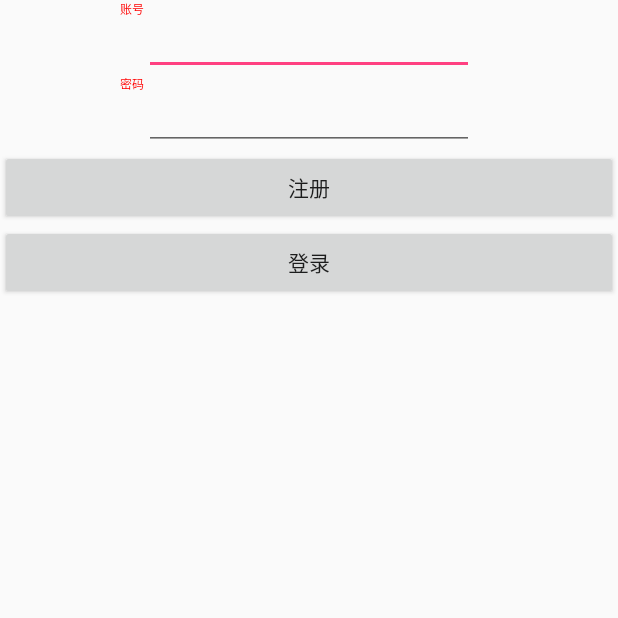
After one commit to seven123456/seven_develop, an Android app: the LoginActivity screen opened directly, with no data from a screen before it, on a phone screen of 412 x 824 dp, the top half of it. The commit adds this screen. Run offline under Robolectric (Android 15) with nearby library versions, the phone set to English and light mode, and no system bars; our stand-ins replace EventBus, RxJava.

Commit message:
登录注册

```diff
--- a/app/src/main/AndroidManifest.xml
+++ b/app/src/main/AndroidManifest.xml
@@ -33,6 +33,7 @@
         <activity android:name=".ui.base.activity.ConstantsLayout" />
         <activity android:name=".ui.base.activity.ViewTestActivity" />
         <activity android:name=".home.HomeNewsDetailActivity" />
+        <activity android:name=".login.LoginActivity"/>
     </application>
 
 </manifest>
--- a/app/src/main/java/com/seven/seven/common/network/ApiService.java
+++ b/app/src/main/java/com/seven/seven/common/network/ApiService.java
@@ -1,18 +1,18 @@
 package com.seven.seven.common.network;
 
-import com.seven.seven.common.Model.BannerInfos;
-import com.seven.seven.home.events.HomeBannerInfos;
+import com.seven.seven.home.model.HomeBannerInfos;
 import com.seven.seven.home.model.HomeNewsInfos;
+import com.seven.seven.login.RegisterInfo;
 
 
 import java.util.List;
-import java.util.Map;
 
 import io.reactivex.Observable;
+import retrofit2.http.Field;
+import retrofit2.http.FormUrlEncoded;
 import retrofit2.http.GET;
+import retrofit2.http.POST;
 import retrofit2.http.Path;
-import retrofit2.http.Query;
-import retrofit2.http.QueryMap;
 
 /**
  * Created  on 2018-03-19.
@@ -34,4 +34,16 @@ public interface ApiService {
     Observable<ResponseCustom<HomeNewsInfos>> getMoreHomeNewsInfos(
             @Path("page") int page
     );
+
+    @FormUrlEncoded
+    @POST("/user/register")
+    Observable<ResponseCustom<RegisterInfo>> register(@Field("username") String username,
+                                                      @Field("password") String password,
+                                                      @Field("repassword") String repassword
+    );
+
+    @FormUrlEncoded
+    @POST("/user/login")
+    Observable<ResponseCustom<RegisterInfo>> login(@Field("username") String username,
+                                             @Field("password") String password);
 }
--- a/app/src/main/java/com/seven/seven/common/network/ResponseCustom.java
+++ b/app/src/main/java/com/seven/seven/common/network/ResponseCustom.java
@@ -11,7 +11,7 @@ import java.io.Serializable;
 public class ResponseCustom<T> implements Serializable {
 
 
-    private int errorCode ;
+    private int errorCode;
     private String errorMsg;
     private T data;
 
@@ -21,7 +21,7 @@ public class ResponseCustom<T> implements Serializable {
      * @return
      */
     public boolean isSuccess() {
-        return errorCode == 200 ? true : false;
+        return errorCode > 0 ? true : false;
     }
 
     public int getErrorCode() {
--- a/app/src/main/java/com/seven/seven/common/network/SaveCookieInterceptor.java
+++ b/app/src/main/java/com/seven/seven/common/network/SaveCookieInterceptor.java
@@ -3,6 +3,7 @@ package com.seven.seven.common.network;
 import android.content.Context;
 import android.content.SharedPreferences;
 import android.text.TextUtils;
+import android.util.Log;
 
 import com.seven.seven.ui.MyApplication;
 
@@ -33,6 +34,7 @@ public class SaveCookieInterceptor implements Interceptor {
             List<String> cookies = response.headers("set-cookie");
             String cookie = encodeCookie(cookies);
             saveCookie(request.url().toString(), request.url().host(), cookie);
+            Log.d("SaveCookieInterceptor",cookie.toString());
         }
         return response;
     }
--- a/app/src/main/java/com/seven/seven/home/adapter/BannerViewAdapter.java
+++ b/app/src/main/java/com/seven/seven/home/adapter/BannerViewAdapter.java
@@ -8,7 +8,7 @@ import com.bumptech.glide.Glide;
 import com.chad.library.adapter.base.BaseQuickAdapter;
 import com.chad.library.adapter.base.BaseViewHolder;
 import com.seven.seven.R;
-import com.seven.seven.home.events.HomeBannerInfos;
+import com.seven.seven.home.model.HomeBannerInfos;
 
 import java.util.List;
 
--- a/app/src/main/java/com/seven/seven/home/contract/HomeContract.java
+++ b/app/src/main/java/com/seven/seven/home/contract/HomeContract.java
@@ -16,7 +16,7 @@ public interface HomeContract {
 //        void showHomeData();
     }
 
-    interface Parenter {
+    interface Presenter {
         void getHomeData();
 
         void getHomeBanner();
--- a/app/src/main/java/com/seven/seven/home/events/HomeBannerInfos.java
+++ b/app/src/main/java/com/seven/seven/home/model/HomeBannerInfos.java
@@ -1,4 +1,4 @@
-package com.seven.seven.home.events;
+package com.seven.seven.home.model;
 
 import com.seven.seven.common.Model.BannerInfos;
 
--- /dev/null
+++ b/app/src/main/java/com/seven/seven/login/LoginActivity.java
@@ -0,0 +1,103 @@
+package com.seven.seven.login;
+
+import android.content.Intent;
+import android.os.Bundle;
+import android.view.View;
+import android.widget.Button;
+import android.widget.EditText;
+
+import com.seven.seven.R;
+import com.seven.seven.common.base.codereview.BaseActivity;
+import com.seven.seven.common.utils.Constans;
+import com.seven.seven.home.events.HomeEvents;
+import com.seven.seven.ui.MainActivity;
+import com.seven.seven.ui.SplashActivity;
+
+import org.greenrobot.eventbus.EventBus;
+import org.greenrobot.eventbus.Subscribe;
+import org.greenrobot.eventbus.ThreadMode;
+
+/**
+ * Created  on 2018-05-26.
+ * author:seven
+ * email:seven2016s@163.com
+ */
+
+public class LoginActivity extends BaseActivity implements LoginContract.View {
+
+    private EditText accountEt, passwordEt;
+    private Button loginBt, registerBt;
+    private LoginPresenter loginPresenter;
+    private RegisterInfo registerInfo;
+
+    @Override
+    protected void initView(Bundle savedInstanceState) {
+        loginPresenter = new LoginPresenter(this, this);
+        EventBus.getDefault().register(this);
+        accountEt = findViewById(R.id.et_account);
+        passwordEt = findViewById(R.id.et_account);
+        loginBt = findViewById(R.id.bt_login);
+        registerBt = findViewById(R.id.bt_register);
+    }
+
+    @Override
+    protected void initData() {
+
+    }
+
+    @Subscribe(threadMode = ThreadMode.MAIN)
+    public void disposeLoginEvent(LoginEvent loginEvent) {
+        switch (loginEvent.getWhat()) {
+            case Constans.REGISTER:
+                if (loginEvent.getData() != null) {
+                    registerInfo = (RegisterInfo) loginEvent.getData();
+                }
+                break;
+            case Constans.LOGIN:
+                showSuccessToast("登录成功");
+                startActivity(new Intent(LoginActivity.this, MainActivity.class));
+                finish();
+                break;
+            case Constans.USERERROR:
+                showErrorToast(loginEvent.getData().toString());
+                break;
+        }
+    }
+
+    @Override
+    protected void setLisenter() {
+        loginBt.setOnClickListener(this);
+        registerBt.setOnClickListener(this);
+    }
+
+    @Override
+    protected void widgetClick(View v) {
+        switch (v.getId()) {
+            case R.id.bt_login:
+                if (registerInfo != null) {
+                    loginPresenter.login(registerInfo.getUsername(), registerInfo.getPassword());
+                }
+                break;
+            case R.id.bt_register:
+                String userName = accountEt.getText().toString();
+                String password = passwordEt.getText().toString();
+                if (!userName.isEmpty() && !password.isEmpty()) {
+                    loginPresenter.register(userName, password, password);
+                } else {
+                    showErrorToast("账号或密码不能为空");
+                }
+                break;
+        }
+    }
+
+    @Override
+    protected int getContentViewResId() {
+        return R.layout.activity_login;
+    }
+
+    @Override
+    protected void onDestroy() {
+        super.onDestroy();
+        EventBus.getDefault().unregister(this);
+    }
+}
--- /dev/null
+++ b/app/src/main/java/com/seven/seven/login/LoginContract.java
@@ -0,0 +1,20 @@
+package com.seven.seven.login;
+
+import com.seven.seven.common.base.codereview.BaseView;
+
+/**
+ * Created  on 2018-05-26.
+ * author:seven
+ * email:seven2016s@163.com
+ */
+
+public interface LoginContract {
+    interface View extends BaseView<Object> {
+
+    }
+
+    interface Presenter {
+        void login(String username, String password);
+        void register(String username, String password,String repassword);
+    }
+}
--- /dev/null
+++ b/app/src/main/java/com/seven/seven/login/LoginPresenter.java
@@ -0,0 +1,105 @@
+package com.seven.seven.login;
+
+import android.util.Log;
+
+import com.seven.seven.common.base.codereview.BasePresenterImpl;
+import com.seven.seven.common.base.codereview.BaseRetryWhen;
+import com.seven.seven.common.network.HttpObservable;
+import com.seven.seven.common.network.HttpResultObserver;
+import com.seven.seven.common.network.ResponseCustom;
+import com.seven.seven.common.utils.Constans;
+
+import org.greenrobot.eventbus.EventBus;
+
+import io.reactivex.Observable;
+import io.reactivex.disposables.Disposable;
+import io.reactivex.functions.Function;
+
+/**
+ * Created  on 2018-05-26.
+ * author:seven
+ * email:seven2016s@163.com
+ */
+
+public class LoginPresenter extends BasePresenterImpl<LoginContract.View, LoginActivity> implements LoginContract.Presenter {
+    public LoginPresenter(LoginContract.View view, LoginActivity activity) {
+        super(view, activity);
+    }
+
+    @Override
+    public void login(String username, String password) {
+       /* HttpObservable.getObservable(apiRetrofit.register(username, password, repassword))
+                .retryWhen(new BaseRetryWhen(3, 1000))
+                .flatMap(new Function<ResponseCustom<RegisterInfo>, Observable<ResponseCustom<RegisterInfo>>>() {
+                    @Override
+                    public Observable<ResponseCustom<RegisterInfo>> apply(ResponseCustom<RegisterInfo> registerInfo) throws Exception {
+                        return  apiRetrofit.login(registerInfo.getData().getUsername(), registerInfo.getData().getPassword());
+                    }
+                }).subscribe(new HttpResultObserver<ResponseCustom<RegisterInfo>>() {
+            @Override
+            protected void onLoading(Disposable d) {
+
+            }
+
+            @Override
+            protected void onSuccess(ResponseCustom<RegisterInfo> o) {
+                Log.d("onSuccess", o.toString());
+            }
+
+            @Override
+            protected void onFail(Throwable e) {
+                Log.d("onSuccess+onFail", e.getMessage());
+            }
+        });*/
+        HttpObservable.getObservable(apiRetrofit.login(username, password))
+                .subscribe(new HttpResultObserver<ResponseCustom<RegisterInfo>>() {
+                    @Override
+                    protected void onLoading(Disposable d) {
+
+                    }
+
+                    @Override
+                    protected void onSuccess(ResponseCustom<RegisterInfo> o) {
+                        if (getView() != null) {
+//                            if (o.isSuccess()) {
+                                EventBus.getDefault().post(new LoginEvent(Constans.LOGIN, o.getData()));
+//                            } else {
+//                                EventBus.getDefault().post(new LoginEvent(Constans.USERERROR, o.getErrorMsg()));
+//                            }
+                        }
+                    }
+
+                    @Override
+                    protected void onFail(Throwable e) {
+                        EventBus.getDefault().post(new LoginEvent(Constans.USERERROR, e.getMessage()));
+                    }
+                });
+    }
+
+    @Override
+    public void register(String username, String password, String repassword) {
+        HttpObservable.getObservable(apiRetrofit.register(username, password, repassword))
+                .subscribe(new HttpResultObserver<ResponseCustom<RegisterInfo>>() {
+                    @Override
+                    protected void onLoading(Disposable d) {
+
+                    }
+
+                    @Override
+                    protected void onSuccess(ResponseCustom<RegisterInfo> o) {
+                        if (getView() != null) {
+//                            if (o.isSuccess()) {
+                                EventBus.getDefault().post(new LoginEvent(Constans.REGISTER, o.getData()));
+//                            } else {
+//                                EventBus.getDefault().post(new LoginEvent(Constans.USERERROR, o.getErrorMsg()));
+//                            }
+                        }
+                    }
+
+                    @Override
+                    protected void onFail(Throwable e) {
+                        EventBus.getDefault().post(new LoginEvent(Constans.USERERROR, e.getMessage()));
+                    }
+                });
+    }
+}
--- /dev/null
+++ b/app/src/main/res/layout/activity_login.xml
@@ -0,0 +1,52 @@
+<?xml version="1.0" encoding="utf-8"?>
+<RelativeLayout xmlns:android="http://schemas.android.com/apk/res/android"
+    android:layout_width="match_parent"
+    android:layout_height="match_parent">
+
+    <TextView
+        android:layout_width="wrap_content"
+        android:layout_height="wrap_content"
+        android:layout_marginLeft="16dp"
+        android:layout_toLeftOf="@+id/et_account"
+        android:text="账号"
+
+        android:textColor="@color/red"
+        android:textSize="@dimen/sp_16" />
+
+    <TextView
+        android:layout_width="wrap_content"
+        android:layout_height="wrap_content"
+        android:layout_below="@+id/et_account"
+        android:layout_marginLeft="16dp"
+        android:layout_toLeftOf="@+id/et_password"
+        android:text="密码"
+        android:textColor="@color/red"
+        android:textSize="@dimen/sp_16" />
+
+    <EditText
+        android:id="@+id/et_account"
+        android:layout_width="220dp"
+        android:layout_height="50dp"
+        android:layout_centerHorizontal="true" />
+
+    <EditText
+        android:id="@+id/et_password"
+        android:layout_width="220dp"
+        android:layout_height="50dp"
+        android:layout_below="@+id/et_account"
+        android:layout_centerHorizontal="true" />
+
+    <Button
+        android:id="@+id/bt_register"
+        android:layout_width="match_parent"
+        android:layout_height="50dp"
+        android:layout_below="@+id/et_password"
+        android:text="注册" />
+
+    <Button
+        android:id="@+id/bt_login"
+        android:layout_width="match_parent"
+        android:layout_height="50dp"
+        android:layout_below="@+id/bt_register"
+        android:text="登录" />
+</RelativeLayout>
```
Also changed, not shown: app/src/main/java/com/seven/seven/common/network/AddCookieInterceptor.java (+5 -5 lines), app/src/main/java/com/seven/seven/common/utils/Constans.java (+7 -2 lines), app/src/main/java/com/seven/seven/home/HomeFragment.java (+4 -5 lines), app/src/main/java/com/seven/seven/home/presenter/HomePresenter.java (+4 -4 lines), app/src/main/java/com/seven/seven/login/LoginEvent.java (added, +23 -0 lines), app/src/main/java/com/seven/seven/login/RegisterInfo.java (added, +86 -0 lines), app/src/main/java/com/seven/seven/ui/SplashActivity.java (+11 -39 lines).
